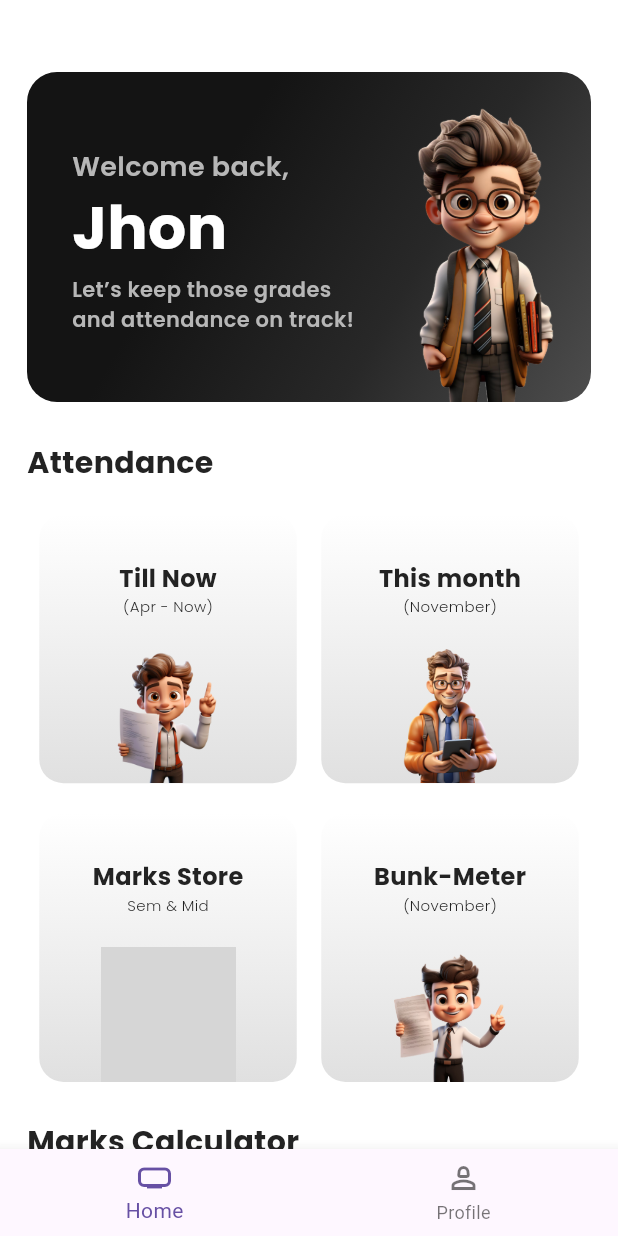
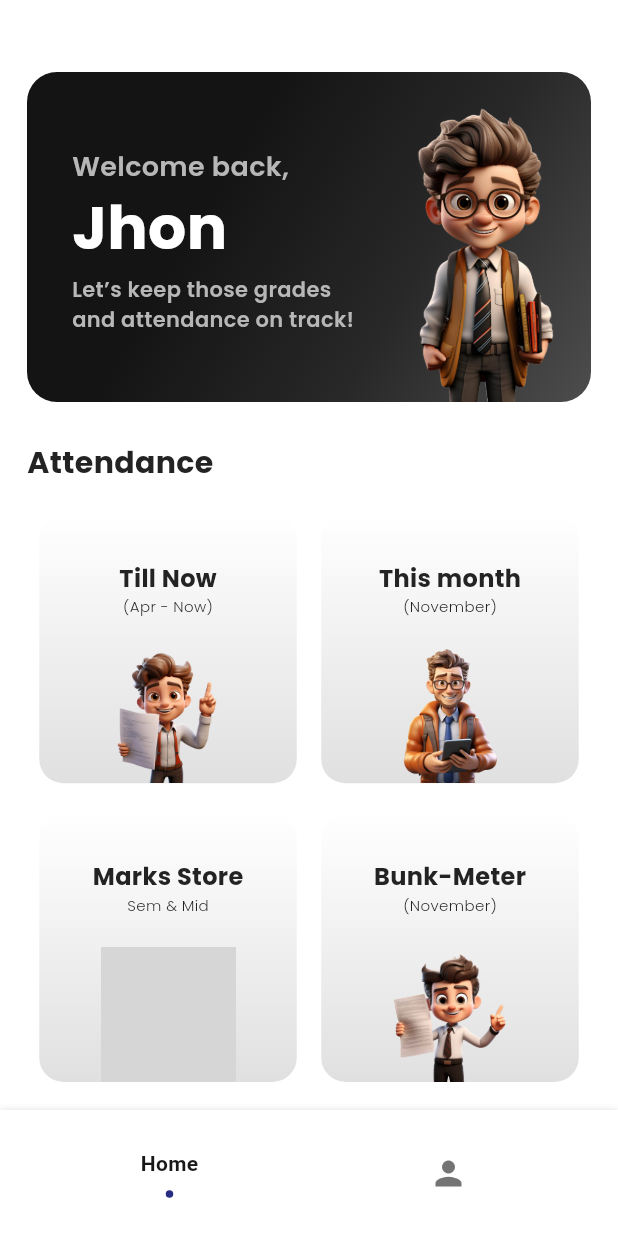
Before and after one commit to ganeshgovala/Bunkit, a Flutter app: the BottomNavigation screen opened directly, on a phone screen of 412 x 824 dp. Run offline on Flutter 3.47's test engine with Material 3 defaults, Android fonts, the light colour scheme and no system bars; drawn by our look-alikes of flashy_tab_bar2; our stand-ins replace bloc, cloud_firestore, firebase_auth, firebase_core, flutter_bloc, google_fonts and 1 more; missing offline and left inert: workmanager; accounts and stored records are empty; grey boxes are pictures that could not be loaded.

Commit message:
New Bottom NavigationBar

```diff
--- a/lib/pages/bottom_navigation.dart
+++ b/lib/pages/bottom_navigation.dart
@@ -1,6 +1,7 @@
 import 'package:bunkit/pages/home_page.dart';
 import 'package:bunkit/pages/login_page.dart';
 import 'package:bunkit/pages/profile_page.dart';
+import 'package:flashy_tab_bar2/flashy_tab_bar2.dart';
 import 'package:flutter/material.dart';
 
 class BottomNavigation extends StatefulWidget {
@@ -11,19 +12,35 @@
 }
 
 class _BottomNavigationState extends State<BottomNavigation> {
+  int selectedIndex = 0;
+  List<Widget> pages = [HomePage(), ProfilePage()];
+
   @override
   Widget build(BuildContext context) {
-
-    int selectedIndex = 0;
-    List<Widget> pages = [HomePage(), ProfilePage()];
-
     return Scaffold(
-      bottomNavigationBar: BottomNavigationBar(
-        currentIndex: selectedIndex,
+      bottomNavigationBar: FlashyTabBar(
+        selectedIndex: selectedIndex,
+        showElevation: true,
+        iconSize: 26,
+        onItemSelected: (index) => setState(() {
+          selectedIndex = index;
+        }),
         items: [
-          BottomNavigationBarItem(icon: Icon(Icons.home_max_outlined), label:"Home"),
-          BottomNavigationBarItem(icon: Icon(Icons.person_2_outlined), label: "Profile"),
-        ]
+            FlashyTabBarItem(
+              icon: Icon(
+                Icons.home,
+                color: const Color.fromARGB(255, 116, 116, 116),
+              ),
+              title: Text('Home', style: TextStyle(color: const Color.fromARGB(255, 24, 24, 24)),),
+            ),
+            FlashyTabBarItem(
+              icon: Icon(
+                Icons.person,
+                color: const Color.fromARGB(255, 116, 116, 116),
+              ),
+              title: Text('Profile', style: TextStyle(color: const Color.fromARGB(255, 24, 24, 24))),
+            ),
+          ],
       ),
       body: pages[selectedIndex],
     );
--- a/pubspec.yaml
+++ b/pubspec.yaml
@@ -47,6 +47,7 @@
   cloud_firestore: ^5.5.0
   workmanager: ^0.5.0
   shared_preferences: ^2.1.0
+  flashy_tab_bar2: ^0.0.10
 
 dev_dependencies:
   flutter_test:
```
Also changed, not shown: pubspec.lock.
